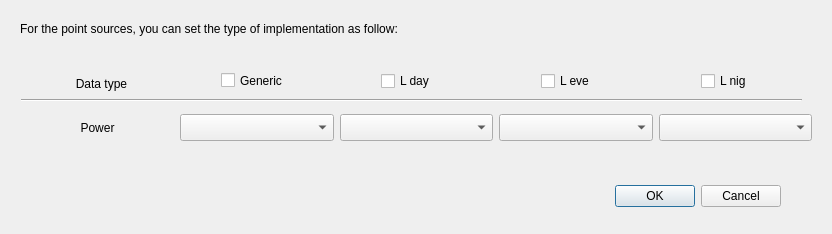
The window that tools/ui_SourceDetailsPts.ui (Arpapiemonte/openoise-map) describes before a commit, drawn with Qt 5.
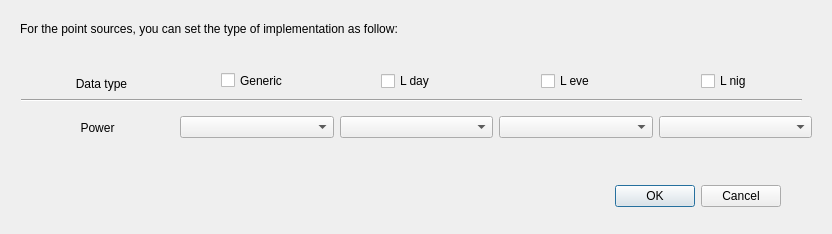
The same window after the commit. Custom widgets are drawn as their Qt base class.

Commit message: uniformed calculation of power and added filter on points sources GUI

What changed in the file:
```diff
--- a/tools/ui_SourceDetailsPts.ui
+++ b/tools/ui_SourceDetailsPts.ui
@@ -94,44 +94,16 @@
      </widget>
     </item>
     <item>
-     <widget class="QComboBox" name="POWER_P_L_gen_comboBox">
-      <property name="maximumSize">
-       <size>
-        <width>16777215</width>
-        <height>27</height>
-       </size>
-      </property>
-     </widget>
+     <widget class="QgsFieldComboBox" name="POWER_P_L_gen_comboBox"/>
     </item>
     <item>
-     <widget class="QComboBox" name="POWER_P_L_day_comboBox">
-      <property name="maximumSize">
-       <size>
-        <width>16777215</width>
-        <height>27</height>
-       </size>
-      </property>
-     </widget>
+     <widget class="QgsFieldComboBox" name="POWER_P_L_day_comboBox"/>
     </item>
     <item>
-     <widget class="QComboBox" name="POWER_P_L_eve_comboBox">
-      <property name="maximumSize">
-       <size>
-        <width>16777215</width>
-        <height>27</height>
-       </size>
-      </property>
-     </widget>
+     <widget class="QgsFieldComboBox" name="POWER_P_L_eve_comboBox"/>
     </item>
     <item>
-     <widget class="QComboBox" name="POWER_P_L_nig_comboBox">
-      <property name="maximumSize">
-       <size>
-        <width>16777215</width>
-        <height>27</height>
-       </size>
-      </property>
-     </widget>
+     <widget class="QgsFieldComboBox" name="POWER_P_L_nig_comboBox"/>
     </item>
    </layout>
   </widget>
@@ -213,6 +185,13 @@
    </property>
   </widget>
  </widget>
+ <customwidgets>
+  <customwidget>
+   <class>QgsFieldComboBox</class>
+   <extends>QComboBox</extends>
+   <header>qgsfieldcombobox.h</header>
+  </customwidget>
+ </customwidgets>
  <resources/>
  <connections>
   <connection>
```
The commit also changes 5 other files.
